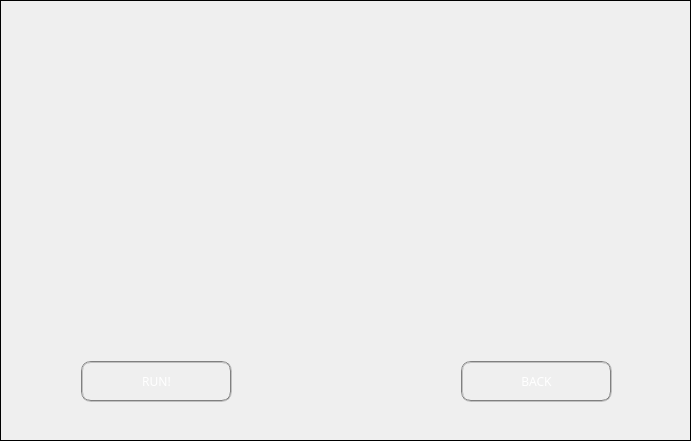
The window that CatchGame/widget.ui (Haisu7025/CatchGame) describes before a commit, drawn with Qt 5.
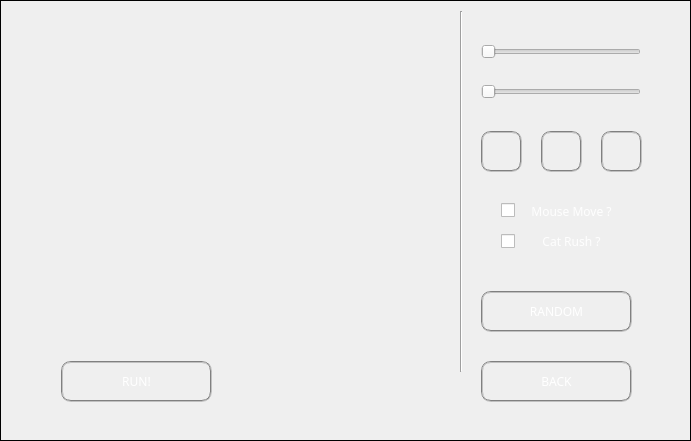
The same window after the commit. The open tabs and pages were chosen to show the change. Icons and pictures are not drawn.

Patch:
```diff
--- a/CatchGame/widget.ui
+++ b/CatchGame/widget.ui
@@ -156,7 +156,7 @@
     <widget class="QPushButton" name="back_b">
      <property name="geometry">
       <rect>
-       <x>460</x>
+       <x>480</x>
        <y>360</y>
        <width>151</width>
        <height>41</height>
@@ -201,18 +201,22 @@
     <widget class="QWidget" name="gridLayoutWidget">
      <property name="geometry">
       <rect>
-       <x>50</x>
-       <y>50</y>
-       <width>321</width>
-       <height>301</height>
+       <x>60</x>
+       <y>30</y>
+       <width>381</width>
+       <height>311</height>
       </rect>
      </property>
-     <layout class="QGridLayout" name="gl"/>
+     <layout class="QGridLayout" name="gl">
+      <property name="spacing">
+       <number>0</number>
+      </property>
+     </layout>
     </widget>
     <widget class="QPushButton" name="back_b_2">
      <property name="geometry">
       <rect>
-       <x>80</x>
+       <x>60</x>
        <y>360</y>
        <width>151</width>
        <height>41</height>
@@ -254,6 +258,317 @@
       <string>RUN!</string>
      </property>
     </widget>
+    <widget class="Line" name="line">
+     <property name="geometry">
+      <rect>
+       <x>430</x>
+       <y>10</y>
+       <width>61</width>
+       <height>361</height>
+      </rect>
+     </property>
+     <property name="orientation">
+      <enum>Qt::Vertical</enum>
+     </property>
+    </widget>
+    <widget class="QSlider" name="horizontalSlider">
+     <property name="geometry">
+      <rect>
+       <x>480</x>
+       <y>40</y>
+       <width>160</width>
+       <height>22</height>
+      </rect>
+     </property>
+     <property name="minimum">
+      <number>5</number>
+     </property>
+     <property name="maximum">
+      <number>15</number>
+     </property>
+     <property name="orientation">
+      <enum>Qt::Horizontal</enum>
+     </property>
+    </widget>
+    <widget class="QSlider" name="horizontalSlider_2">
+     <property name="geometry">
+      <rect>
+       <x>480</x>
+       <y>80</y>
+       <width>160</width>
+       <height>22</height>
+      </rect>
+     </property>
+     <property name="minimum">
+      <number>5</number>
+     </property>
+     <property name="maximum">
+      <number>15</number>
+     </property>
+     <property name="orientation">
+      <enum>Qt::Horizontal</enum>
+     </property>
+    </widget>
+    <widget class="QPushButton" name="rand_b">
+     <property name="geometry">
+      <rect>
+       <x>480</x>
+       <y>290</y>
+       <width>151</width>
+       <height>41</height>
+      </rect>
+     </property>
+     <property name="font">
+      <font>
+       <family>Papyrus</family>
+       <italic>false</italic>
+      </font>
+     </property>
+     <property name="styleSheet">
+      <string notr="true">QPushButton {
+color: white;
+border-image: url(:/pics/button.png);
+border-width: 12px;
+padding: -12px 0px;
+min-height: 25px;
+min-width: 60px;
+border:2px groove gray;
+border-radius:10px;
+}
+QPushButton:pressed {
+color: lightgray;
+border-image: url(:/pics/button-pressed.png); 
+padding-top: -10px;
+padding-bottom: -16px;
+}
+QPushButton:hover {
+border-width: 12px;
+padding: -12px 0px;
+min-height: 25px;
+min-width: 60px;
+border:3px groove gray;
+border-radius:10px;
+}</string>
+     </property>
+     <property name="text">
+      <string>RANDOM</string>
+     </property>
+    </widget>
+    <widget class="QPushButton" name="cat_b">
+     <property name="geometry">
+      <rect>
+       <x>480</x>
+       <y>130</y>
+       <width>41</width>
+       <height>41</height>
+      </rect>
+     </property>
+     <property name="font">
+      <font>
+       <family>Papyrus</family>
+       <italic>false</italic>
+      </font>
+     </property>
+     <property name="styleSheet">
+      <string notr="true">QPushButton {
+color: white;
+border-image: url(:/pics/button.png);
+border-width: 12px;
+padding: -12px 0px;
+border:2px groove gray;
+border-radius:10px;
+}
+QPushButton:pressed {
+color: lightgray;
+border-image: url(:/pics/button-pressed.png); 
+padding-top: -10px;
+padding-bottom: -16px;
+}
+QPushButton:hover {
+border-width: 12px;
+padding: -12px 0px;
+min-height: 25px;
+min-width: 60px;
+border:3px groove gray;
+border-radius:10px;
+}</string>
+     </property>
+     <property name="text">
+      <string/>
+     </property>
+     <property name="icon">
+      <iconset resource="res.qrc">
+       <normaloff>:/new/prefix2/cat.png</normaloff>:/new/prefix2/cat.png</iconset>
+     </property>
+    </widget>
+    <widget class="QPushButton" name="mouse_b">
+     <property name="geometry">
+      <rect>
+       <x>540</x>
+       <y>130</y>
+       <width>41</width>
+       <height>41</height>
+      </rect>
+     </property>
+     <property name="font">
+      <font>
+       <family>Papyrus</family>
+       <italic>false</italic>
+      </font>
+     </property>
+     <property name="styleSheet">
+      <string notr="true">QPushButton {
+color: white;
+border-image: url(:/pics/button.png);
+border-width: 12px;
+padding: -12px 0px;
+border:2px groove gray;
+border-radius:10px;
+}
+QPushButton:pressed {
+color: lightgray;
+border-image: url(:/pics/button-pressed.png); 
+padding-top: -10px;
+padding-bottom: -16px;
+}
+QPushButton:hover {
+border-width: 12px;
+padding: -12px 0px;
+min-height: 25px;
+min-width: 60px;
+border:3px groove gray;
+border-radius:10px;
+}</string>
+     </property>
+     <property name="text">
+      <string/>
+     </property>
+     <property name="icon">
+      <iconset resource="res.qrc">
+       <normaloff>:/new/prefix2/mouse.png</normaloff>:/new/prefix2/mouse.png</iconset>
+     </property>
+    </widget>
+    <widget class="QPushButton" name="wall_b">
+     <property name="geometry">
+      <rect>
+       <x>600</x>
+       <y>130</y>
+       <width>41</width>
+       <height>41</height>
+      </rect>
+     </property>
+     <property name="font">
+      <font>
+       <family>Papyrus</family>
+       <italic>false</italic>
+      </font>
+     </property>
+     <property name="styleSheet">
+      <string notr="true">QPushButton {
+color: white;
+border-image: url(:/pics/button.png);
+border-width: 12px;
+padding: -12px 0px;
+border:2px groove gray;
+border-radius:10px;
+}
+QPushButton:pressed {
+color: lightgray;
+border-image: url(:/pics/button-pressed.png); 
+padding-top: -10px;
+padding-bottom: -16px;
+}
+QPushButton:hover {
+border-width: 12px;
+padding: -12px 0px;
+min-height: 25px;
+min-width: 60px;
+border:3px groove gray;
+border-radius:10px;
+}</string>
+     </property>
+     <property name="text">
+      <string/>
+     </property>
+     <property name="icon">
+      <iconset resource="res.qrc">
+       <normaloff>:/new/prefix2/wall.png</normaloff>:/new/prefix2/wall.png</iconset>
+     </property>
+    </widget>
+    <widget class="QCheckBox" name="mousemove">
+     <property name="geometry">
+      <rect>
+       <x>500</x>
+       <y>199</y>
+       <width>20</width>
+       <height>21</height>
+      </rect>
+     </property>
+     <property name="text">
+      <string/>
+     </property>
+    </widget>
+    <widget class="QLabel" name="label_2">
+     <property name="geometry">
+      <rect>
+       <x>520</x>
+       <y>190</y>
+       <width>101</width>
+       <height>41</height>
+      </rect>
+     </property>
+     <property name="font">
+      <font>
+       <family>Papyrus</family>
+      </font>
+     </property>
+     <property name="frameShape">
+      <enum>QFrame::NoFrame</enum>
+     </property>
+     <property name="frameShadow">
+      <enum>QFrame::Plain</enum>
+     </property>
+     <property name="text">
+      <string>&lt;html&gt;&lt;head/&gt;&lt;body&gt;&lt;p align=&quot;center&quot;&gt;&lt;span style=&quot; color:#fefefe;&quot;&gt;Mouse Move ?&lt;/span&gt;&lt;/p&gt;&lt;/body&gt;&lt;/html&gt;</string>
+     </property>
+    </widget>
+    <widget class="QCheckBox" name="catrush">
+     <property name="geometry">
+      <rect>
+       <x>500</x>
+       <y>230</y>
+       <width>20</width>
+       <height>21</height>
+      </rect>
+     </property>
+     <property name="text">
+      <string/>
+     </property>
+    </widget>
+    <widget class="QLabel" name="label_3">
+     <property name="geometry">
+      <rect>
+       <x>520</x>
+       <y>220</y>
+       <width>101</width>
+       <height>41</height>
+      </rect>
+     </property>
+     <property name="font">
+      <font>
+       <family>Papyrus</family>
+      </font>
+     </property>
+     <property name="frameShape">
+      <enum>QFrame::NoFrame</enum>
+     </property>
+     <property name="frameShadow">
+      <enum>QFrame::Plain</enum>
+     </property>
+     <property name="text">
+      <string>&lt;html&gt;&lt;head/&gt;&lt;body&gt;&lt;p align=&quot;center&quot;&gt;&lt;span style=&quot; color:#fefefe;&quot;&gt;Cat Rush ?&lt;/span&gt;&lt;/p&gt;&lt;/body&gt;&lt;/html&gt;</string>
+     </property>
+    </widget>
    </widget>
    <widget class="QWidget" name="page_3"/>
   </widget>
```
Left out of the diff: 14 changed lines with no effect on the pictures.
